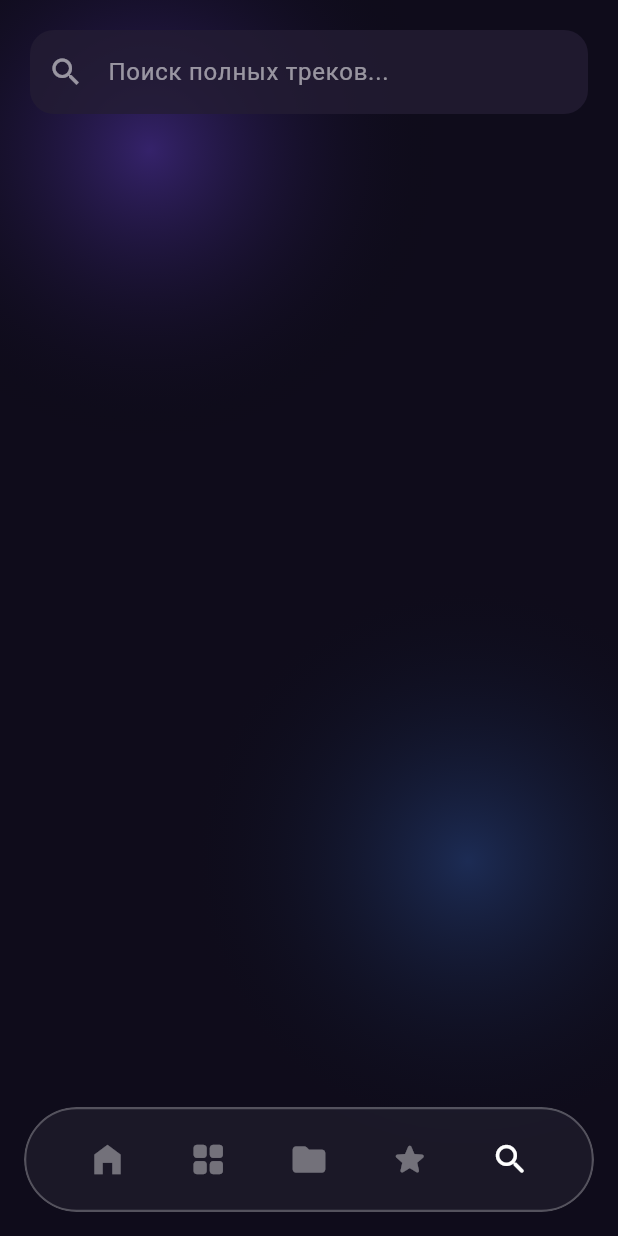
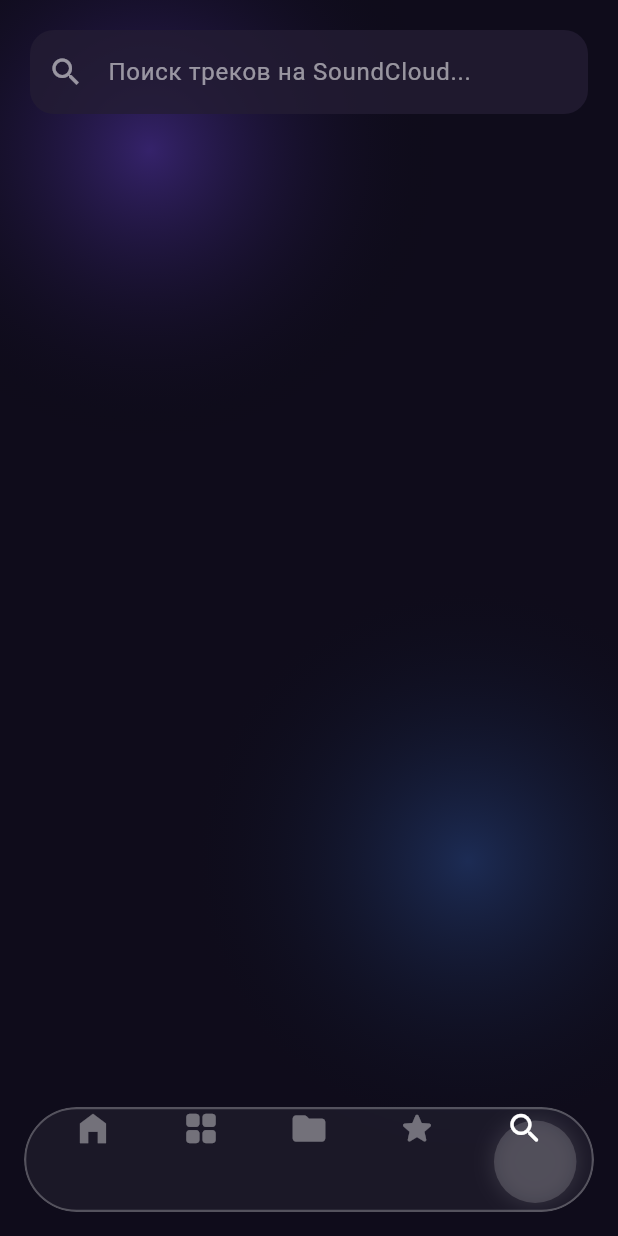
Before and after one commit to kterehov245-beep/Storix, a Flutter app: the screen it shows after launch, item 5 of the bottom bar chosen, on a phone screen of 412 x 824 dp. Run offline on Flutter 3.47's test engine with Material 3 defaults, Android fonts, the phone set to English and light mode, and no system bars; our stand-ins replace just_audio; missing offline and left inert: soundcloud_explode_dart.

Commit message:
Update main.dart

```diff
--- a/lib/main.dart
+++ b/lib/main.dart
@@ -1,7 +1,7 @@
 import 'dart:ui';
 import 'package:flutter/material.dart';
 import 'package:just_audio/just_audio.dart';
-import 'package:youtube_explode_dart/youtube_explode_dart.dart';
+import 'package:soundcloud_explode_dart/soundcloud_explode_dart.dart';
 
 void main() {
   runApp(const MyMusicApp());
@@ -30,9 +30,16 @@ class Track {
   final String title;
   final String artist;
   final String thumbnail;
-  final String videoId;
+  final String streamUrl;
+  final Duration duration;
 
-  Track({required this.title, required this.artist, required this.thumbnail, required this.videoId});
+  Track({
+    required this.title,
+    required this.artist,
+    required this.thumbnail,
+    required this.streamUrl,
+    required this.duration,
+  });
 }
 
 // --- ГЛАВНЫЙ ЭКРАН ---
@@ -44,17 +51,28 @@ class MainScreen extends StatefulWidget {
 
 class _MainScreenState extends State<MainScreen> {
   final AudioPlayer _player = AudioPlayer();
+  final SoundcloudClient _scClient = SoundcloudClient();
+
   int _currentIndex = 0;
+  late PageController _pageController;
+
   Track? _currentTrack;
   bool _isLoadingTrack = false;
 
   @override
+  void initState() {
+    super.initState();
+    _pageController = PageController(initialPage: _currentIndex);
+  }
+
+  @override
   void dispose() {
+    _pageController.dispose();
     _player.dispose();
     super.dispose();
   }
 
-  // ПЛЕЙ ТРЕКА (Извлекаем аудио с YouTube)
+  // ПЛЕЙ ТРЕКА (SoundCloud)
   Future<void> _playTrack(Track track) async {
     setState(() {
       _currentTrack = track;
@@ -62,16 +80,9 @@ class _MainScreenState extends State<MainScreen> {
     });
 
     try {
-      final yt = YoutubeExplode();
-      // Получаем манифест всех потоков видео
-      final streamManifest = await yt.videos.streams.getManifest(track.videoId);
-      // Берем только аудио (наивысшее качество)
-      final audioStreamInfo = streamManifest.audioOnly.withHighestBitrate();
-
-      await _player.setUrl(audioStreamInfo.url.toString());
+      // Устанавливаем прямой URL аудиопотока
+      await _player.setUrl(track.streamUrl);
       _player.play();
-
-      yt.close();
     } catch (e) {
       debugPrint('Playback error: $e');
     } finally {
@@ -85,20 +96,21 @@ class _MainScreenState extends State<MainScreen> {
       body: Stack(
         children: [
           const AppBackground(),
+
           Positioned.fill(
-            child: IndexedStack(
-              index: _currentIndex,
+            child: PageView(
+              controller: _pageController,
+              onPageChanged: (index) => setState(() => _currentIndex = index),
               children: [
                 const Center(child: Text('Добро пожаловать в Storix!\nПерейди во вкладку поиска (лупа).', textAlign: TextAlign.center, style: TextStyle(color: Colors.white54))),
                 const Center(child: Text('Обзор', style: TextStyle(color: Colors.white54))),
                 const Center(child: Text('Библиотека', style: TextStyle(color: Colors.white54))),
                 const Center(child: Text('Избранное', style: TextStyle(color: Colors.white54))),
-                SearchScreen(onPlay: _playTrack),
+                SearchScreen(onPlay: _playTrack, scClient: _scClient),
               ],
             ),
           ),
 
-          // Мини-плеер и Навигация
           Positioned(
             left: 16, right: 16,
             bottom: 16 + MediaQuery.of(context).padding.bottom,
@@ -158,7 +170,6 @@ class _MainScreenState extends State<MainScreen> {
                   ),
                 const SizedBox(height: 12),
 
-                // Навигация
                 ClipRRect(
                   borderRadius: BorderRadius.circular(40),
                   child: BackdropFilter(
@@ -170,7 +181,38 @@ class _MainScreenState extends State<MainScreen> {
                         borderRadius: BorderRadius.circular(40),
                         border: Border.all(color: Colors.white.withOpacity(0.25), width: 1.5),
                       ),
-                      child: Row(
+                      child: LayoutBuilder(
+                        builder: (context, constraints) {
+                          final double itemWidth = constraints.maxWidth / 5;
+                          const double circleSize = 55.0;
+
+                          return Stack(
+                            children: [
+                              AnimatedBuilder(
+                                animation: _pageController,
+                                builder: (context, child) {
+                                  double currentPage = _currentIndex.toDouble();
+                                  if (_pageController.hasClients && _pageController.position.haveDimensions) {
+                                    currentPage = _pageController.page ?? _currentIndex.toDouble();
+                                  }
+                                  double leftOffset = (itemWidth * currentPage) + (itemWidth / 2) - (circleSize / 2);
+
+                                  return Positioned(
+                                    left: leftOffset,
+                                    top: (70 - circleSize) / 2,
+                                    child: Container(
+                                      width: circleSize,
+                                      height: circleSize,
+                                      decoration: BoxDecoration(
+                                        color: Colors.white.withOpacity(0.15),
+                                        shape: BoxShape.circle,
+                                        boxShadow: [BoxShadow(color: Colors.white.withOpacity(0.1), blurRadius: 10, spreadRadius: 2)],
+                                      ),
+                                    ),
+                                  );
+                                },
+                              ),
+                              Row(
                                 mainAxisAlignment: MainAxisAlignment.spaceEvenly,
                                 children: [
                                   _navIcon(Icons.home_filled, 0),
@@ -179,6 +221,10 @@ class _MainScreenState extends State<MainScreen> {
                                   _navIcon(Icons.star_rounded, 3),
                                   _navIcon(Icons.search_rounded, 4),
                                 ],
+                              ),
+                            ],
+                          );
+                        }
                       ),
                     ),
                   ),
@@ -194,8 +240,13 @@ class _MainScreenState extends State<MainScreen> {
   Widget _navIcon(IconData icon, int index) {
     final active = _currentIndex == index;
     return GestureDetector(
-      onTap: () => setState(() => _currentIndex = index),
+      onTap: () {
+        _pageController.animateToPage(index, duration: const Duration(milliseconds: 300), curve: Curves.easeOutQuart);
+      },
+      child: SizedBox(
+        width: 55,
         child: Icon(icon, color: active ? Colors.white : Colors.white38, size: 26),
+      ),
     );
   }
 }
@@ -217,10 +268,13 @@ class AppBackground extends StatelessWidget {
   }
 }
 
-// --- ПОИСК (ВСТРОЕННЫЙ YOUTUBE) ---
+// --- ПОИСК (SOUNDCLOUD) ---
 class SearchScreen extends StatefulWidget {
   final Function(Track) onPlay;
-  const SearchScreen({super.key, required this.onPlay});
+  final SoundcloudClient scClient;
+
+  const SearchScreen({super.key, required this.onPlay, required this.scClient});
+
   @override
   State<SearchScreen> createState() => _SearchScreenState();
 }
@@ -235,19 +289,36 @@ class _SearchScreenState extends State<SearchScreen> {
     setState(() { _isLoading = true; _results = []; });
 
     try {
-      final yt = YoutubeExplode();
-      // Ищем видео по запросу
-      final searchList = await yt.search.search(query);
+      // Ищем треки на SoundCloud
+      final stream = widget.scClient.search(query, searchFilter: SearchFilter.tracks);
+      final trackResults = await stream.first; // Берем первую пачку результатов
+
+      List<Track> foundTracks = [];
+      for (var result in trackResults) {
+        if (result is TrackSearchResult) {
+          final track = result.track;
+          // Получаем информацию о потоках для каждого трека
+          final streams = await widget.scClient.tracks.getStreams(track.id);
+          // Ищем MP3 поток
+          final streamInfo = streams.firstWhere(
+            (s) => s.container == Container.mp3,
+            orElse: () => streams.first
+          );
+
+          foundTracks.add(Track(
+            title: track.title,
+            artist: track.user.username,
+            thumbnail: track.artworkUrl ?? '',
+            streamUrl: streamInfo.url.toString(),
+            duration: track.duration,
+          ));
+        }
+      }
 
       setState(() {
-        _results = searchList.take(10).map((video) => Track(
-          title: video.title,
-          artist: video.author,
-          thumbnail: video.thumbnails.mediumResUrl,
-          videoId: video.id.value,
-        )).toList();
+        _results = foundTracks;
       });
-      yt.close();
+
     } catch (e) {
       debugPrint('Search error: $e');
     } finally {
@@ -269,7 +340,7 @@ class _SearchScreenState extends State<SearchScreen> {
                 controller: _controller,
                 onSubmitted: _search,
                 decoration: InputDecoration(
-                  hintText: 'Поиск полных треков...',
+                  hintText: 'Поиск треков на SoundCloud...',
                   hintStyle: const TextStyle(color: Colors.white54),
                   prefixIcon: const Icon(Icons.search, color: Colors.white54),
                   filled: true, fillColor: const Color(0xFF231C33).withOpacity(0.8),
@@ -348,7 +419,7 @@ class _PlayerScreenState extends State<PlayerScreen> {
                   stream: widget.player.positionStream,
                   builder: (context, snapshot) {
                     final position = snapshot.data ?? Duration.zero;
-                    final duration = widget.player.duration ?? const Duration(minutes: 1);
+                    final duration = widget.player.duration ?? widget.track.duration;
                     final max = duration.inMilliseconds.toDouble();
                     final value = position.inMilliseconds.toDouble().clamp(0.0, max);
                     return Column(
```
Lines whose indentation alone changed are shown as unchanged.
